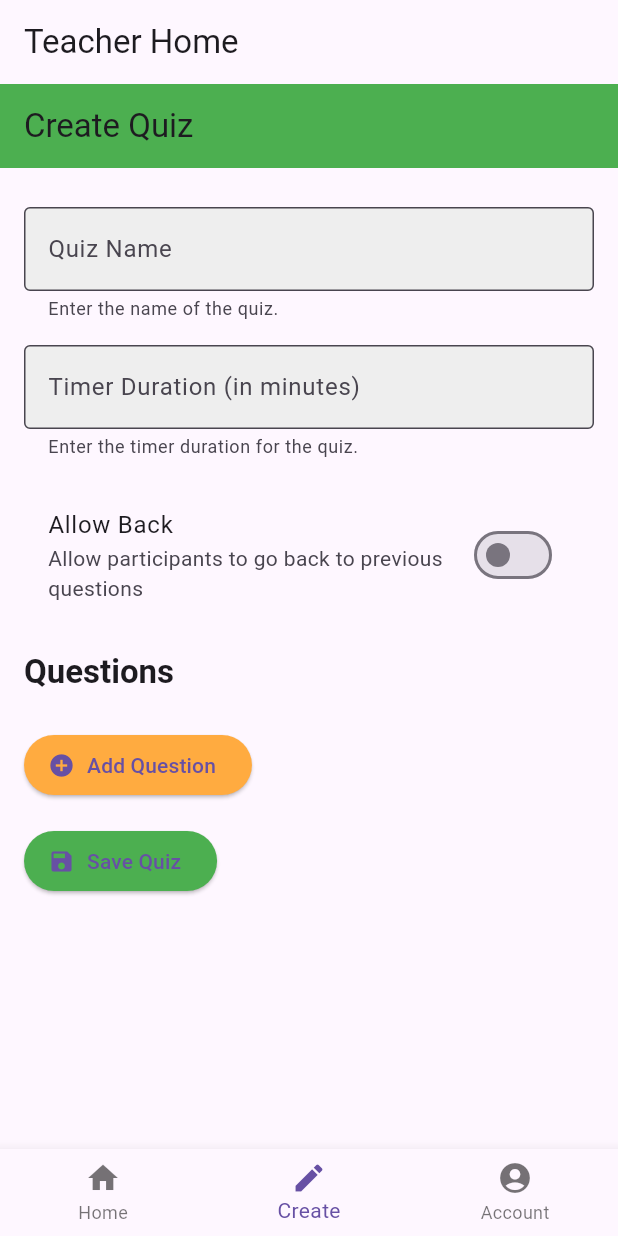
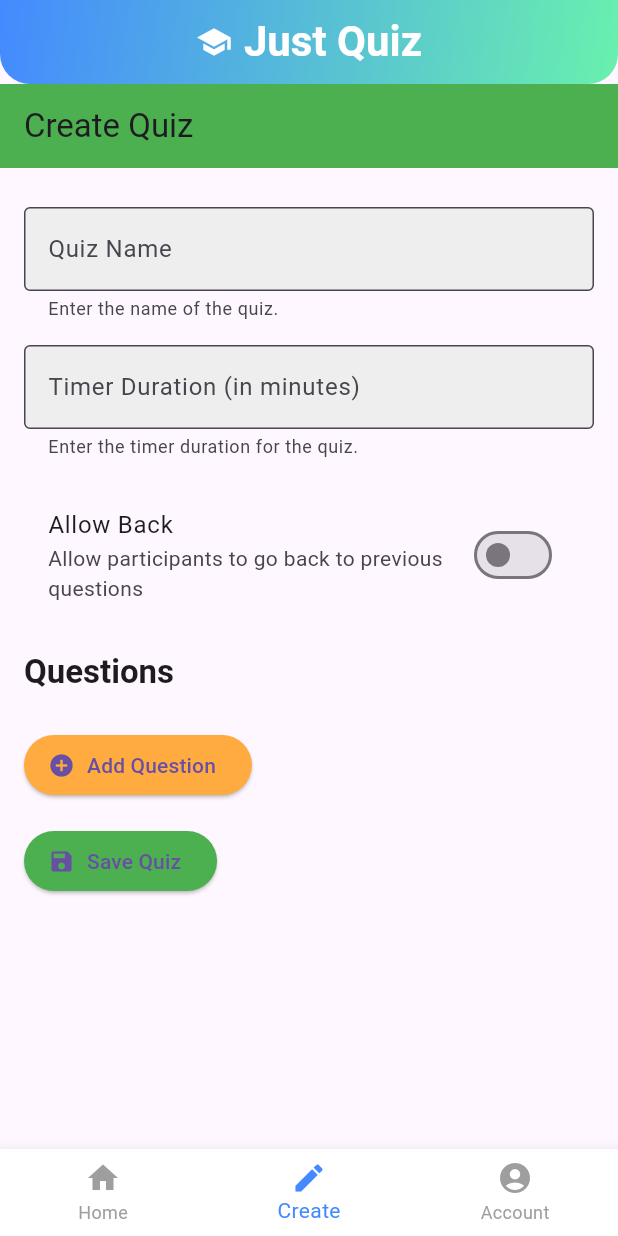
Before and after one commit to wisecrack7/Project_PPB, a Flutter app: the TeacherHomeView screen opened directly with empty values, item 2 of the bottom bar chosen, on a phone screen of 412 x 824 dp. Run offline on Flutter 3.47's test engine with Material 3 defaults, Android fonts, the phone set to English and light mode, and no system bars; our stand-ins replace cloud_firestore, firebase_auth, firebase_core; accounts and stored records are empty.

Commit message:
change the UI to be more attractive, and display the quiz based on the Teacher that made it

```diff
--- a/lib/Home Page/teacher_home.dart
+++ b/lib/Home Page/teacher_home.dart
@@ -1,6 +1,6 @@
 import 'package:cloud_firestore/cloud_firestore.dart';
 import 'package:flutter/material.dart';
-import 'package:project/Home Page/account.dart'; // Import the AccountPage
+import 'package:project/Home Page/account.dart';
 import 'package:project/Quiz/create_quiz.dart';
 import 'package:project/Quiz/edit_quiz.dart';
 
@@ -57,12 +57,46 @@ class _TeacherHomeViewState extends State<TeacherHomeView> {
   @override
   Widget build(BuildContext context) {
     return Scaffold(
-      appBar: AppBar(title: const Text('Teacher Home')),
-      body: _selectedIndex == 0
+      appBar: AppBar(
+        title: Row(
+          mainAxisAlignment: MainAxisAlignment.center,
+          children: [
+            Icon(Icons.school, color: Colors.white),
+            SizedBox(width: 8),
+            Text(
+              'Just Quiz',
+              style: TextStyle(
+                fontSize: 28,
+                fontWeight: FontWeight.bold,
+                color: Colors.white,
+              ),
+            ),
+          ],
+        ),
+        centerTitle: true,
+        backgroundColor: Colors.transparent,
+        elevation: 0,
+        flexibleSpace: Container(
+          decoration: BoxDecoration(
+            gradient: LinearGradient(
+              colors: [Colors.blueAccent, Colors.greenAccent],
+              begin: Alignment.topLeft,
+              end: Alignment.bottomRight,
+            ),
+            borderRadius: BorderRadius.vertical(
+              bottom: Radius.circular(20),
+            ),
+          ),
+        ),
+      ),
+      body: AnimatedSwitcher(
+        duration: Duration(milliseconds: 500),
+        child: _selectedIndex == 0
             ? _buildHomeContent()
             : _selectedIndex == 1
                 ? _buildCreateContent()
                 : AccountPage(),
+      ),
       bottomNavigationBar: BottomNavigationBar(
         items: const <BottomNavigationBarItem>[
           BottomNavigationBarItem(
@@ -79,6 +113,9 @@ class _TeacherHomeViewState extends State<TeacherHomeView> {
           ),
         ],
         currentIndex: _selectedIndex,
+        selectedItemColor: Colors.blueAccent,
+        unselectedItemColor: Colors.grey,
+        backgroundColor: Colors.white,
         onTap: _onItemTapped,
       ),
     );
@@ -88,9 +125,25 @@ class _TeacherHomeViewState extends State<TeacherHomeView> {
     return Padding(
       padding: const EdgeInsets.all(16.0),
       child: Column(
+        crossAxisAlignment: CrossAxisAlignment.start,
         children: [
-          Text('Hi, ${widget.username}'),
-          const SizedBox(height: 20),
+          Text(
+            'Hello, ${widget.username} 👋',
+            style: TextStyle(
+              fontSize: 24,
+              fontWeight: FontWeight.bold,
+              color: Colors.blueAccent,
+            ),
+          ),
+          SizedBox(height: 16),
+          Text(
+            'Here are your quizzes:',
+            style: TextStyle(
+              fontSize: 18,
+              color: Colors.grey[700],
+            ),
+          ),
+          SizedBox(height: 20),
           Expanded(
             child: FutureBuilder<List<Map<String, dynamic>>>(
               future: _fetchQuizzes(),
@@ -115,16 +168,53 @@ class _TeacherHomeViewState extends State<TeacherHomeView> {
                     final title = quiz['quizName'] ?? 'No Title';
                     final questionCount = quiz['questions']?.length ?? 0;
 
-                    return Card(
+                    return GestureDetector(
+                      onTap: () {
+                        Navigator.push(
+                          context,
+                          MaterialPageRoute(
+                            builder: (context) =>
+                                EditQuizPage(quizId: quiz['id']),
+                          ),
+                        );
+                      },
+                      child: Card(
                         margin: const EdgeInsets.symmetric(vertical: 8),
+                        shape: RoundedRectangleBorder(
+                          borderRadius: BorderRadius.circular(12.0),
+                        ),
+                        elevation: 6.0,
+                        child: Container(
+                          decoration: BoxDecoration(
+                            gradient: LinearGradient(
+                              colors: [
+                                Colors.blue.shade100,
+                                Colors.blue.shade50
+                              ],
+                              begin: Alignment.topLeft,
+                              end: Alignment.bottomRight,
+                            ),
+                            borderRadius: BorderRadius.circular(12.0),
+                          ),
                           child: ListTile(
-                        title: Text(title),
-                        subtitle: Text('Questions: $questionCount'),
+                            contentPadding: EdgeInsets.all(12),
+                            title: Text(
+                              title,
+                              style: TextStyle(
+                                fontSize: 18,
+                                fontWeight: FontWeight.bold,
+                                color: Colors.blueAccent,
+                              ),
+                            ),
+                            subtitle: Text(
+                              'Questions: $questionCount',
+                              style: TextStyle(color: Colors.grey[700]),
+                            ),
                             trailing: Row(
                               mainAxisSize: MainAxisSize.min,
                               children: [
                                 IconButton(
-                              icon: Icon(Icons.edit),
+                                  icon: Icon(Icons.edit, color: Colors.blue),
                                   onPressed: () {
                                     Navigator.push(
                                       context,
@@ -136,7 +226,7 @@ class _TeacherHomeViewState extends State<TeacherHomeView> {
                                   },
                                 ),
                                 IconButton(
-                              icon: Icon(Icons.delete),
+                                  icon: Icon(Icons.delete, color: Colors.red),
                                   onPressed: () {
                                     showDialog(
                                       context: context,
@@ -168,6 +258,8 @@ class _TeacherHomeViewState extends State<TeacherHomeView> {
                               ],
                             ),
                           ),
+                        ),
+                      ),
                     );
                   },
                 );
```
Lines whose indentation alone changed are shown as unchanged.
